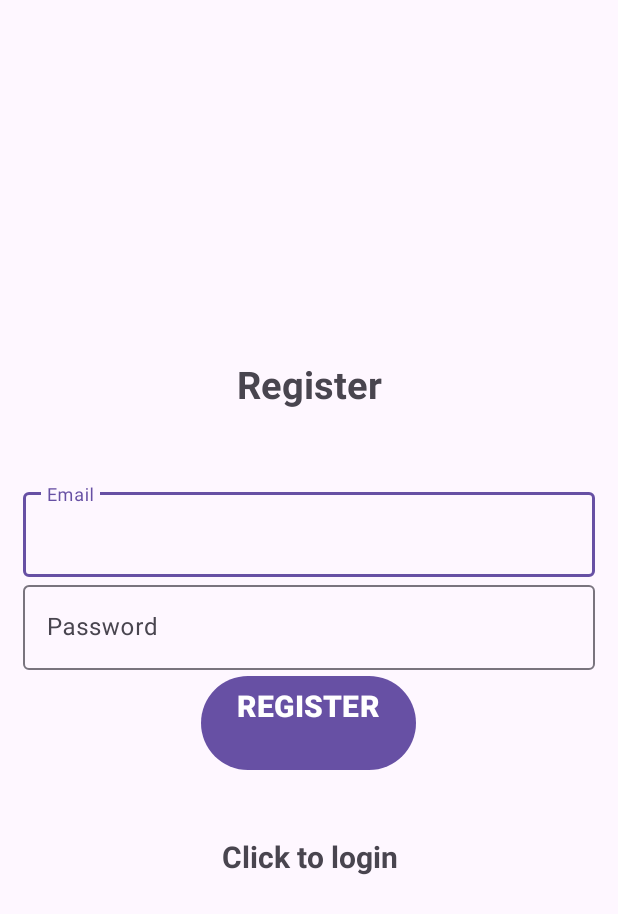
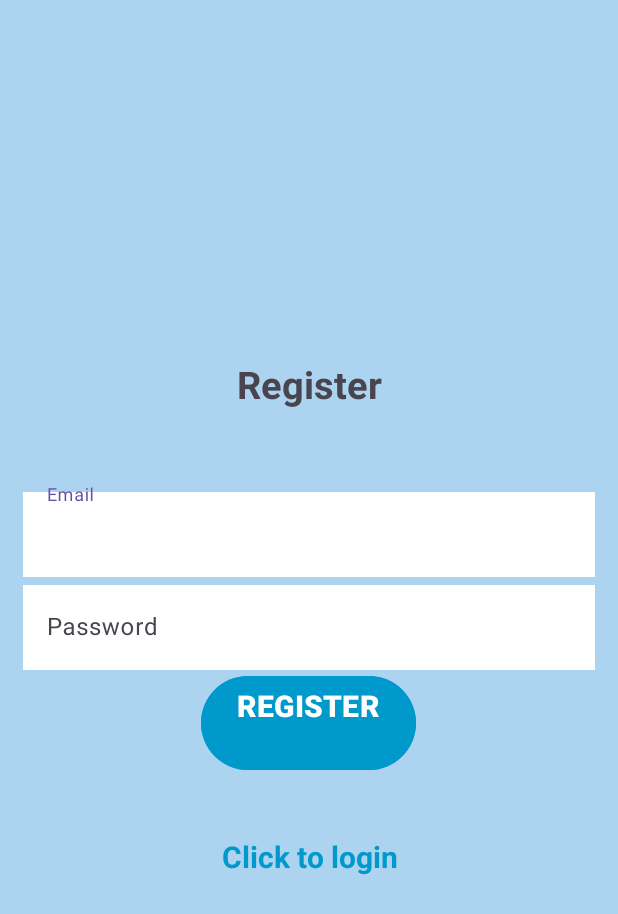
Before and after one commit to U210709718/UriFoodie, an Android app: the RegistrationActivity screen opened directly, with no data from a screen before it, on a phone screen of 412 x 824 dp. Shown: the top 914 px of the screen. Run offline under Robolectric (Android 15) with nearby library versions, the phone set to English and light mode, and no system bars; our stand-ins replace Firebase (no records; nobody signed in at launch, a user with empty details on screens opened directly); 1 statement that could not run was skipped.

Commit message:
update xml's

```diff
--- a/UriFoodie/app/src/main/res/layout/activity_registration.xml
+++ b/UriFoodie/app/src/main/res/layout/activity_registration.xml
@@ -7,6 +7,7 @@
     android:gravity="center"
     android:orientation="vertical"
     android:padding="15dp"
+    android:background="@color/lightBlue"
     tools:context=".RegistrationActivity">
 
 
@@ -28,7 +29,8 @@
             android:id="@+id/email"
             android:layout_width="match_parent"
             android:layout_height="wrap_content"
-            android:hint="@string/email">
+            android:hint="@string/email"
+            android:background="@android:color/white">
 
         </com.google.android.material.textfield.TextInputEditText>
 
@@ -42,7 +44,8 @@
             android:id="@+id/password"
             android:layout_width="match_parent"
             android:layout_height="wrap_content"
-            android:hint="@string/password">
+            android:hint="@string/password"
+            android:background="@android:color/white">
 
         </com.google.android.material.textfield.TextInputEditText>
 
@@ -65,7 +68,8 @@
         android:textAllCaps="true"
         android:textSize="20sp"
         android:textStyle="bold"
-        tools:ignore="InvalidId" />
+        tools:ignore="InvalidId"
+        android:backgroundTint="@android:color/holo_blue_dark"/>
 
     <TextView
         android:id="@+id/loginNow"
@@ -75,6 +79,7 @@
         android:gravity="center"
         android:text="@string/click_to_login"
         android:textSize="20sp"
-        android:textStyle="bold" />
+        android:textStyle="bold"
+        android:textColor="@android:color/holo_blue_dark"/>
 
 </LinearLayout>
```
Also changed, not shown: UriFoodie/app/src/main/res/layout/activity_login.xml (+9 -4 lines).
